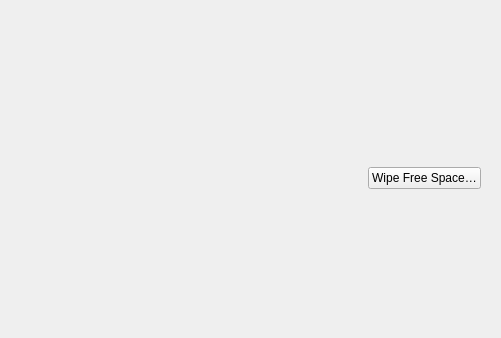
First picture: the form in shared/nexis/Pages/DiskTools/disk_tools_page.ui, repository s4solutionsllc/Nexis, before the edit; both pictures show x 524 to 1025 and y 0 to 338 of the 1025 by 736 pixel window.
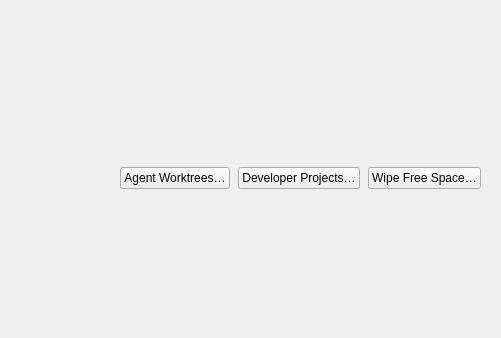
Second picture: the form after the edit.

Commit message: feat(cleaner): cleaning-profile safety policy + generated what-Nexis-touches page (SSO-27096) (#568)

What changed in the file:
```diff
--- a/shared/nexis/Pages/DiskTools/disk_tools_page.ui
+++ b/shared/nexis/Pages/DiskTools/disk_tools_page.ui
@@ -70,6 +70,16 @@
         </property>
        </spacer>
       </item>
+      <item>
+       <widget class="QPushButton" name="btnAgentWorktrees">
+        <property name="text"><string>Agent Worktrees…</string></property>
+       </widget>
+      </item>
+      <item>
+       <widget class="QPushButton" name="btnDevProjects">
+        <property name="text"><string>Developer Projects…</string></property>
+       </widget>
+      </item>
       <item>
        <widget class="QPushButton" name="btnWipeFreeSpace">
         <property name="text"><string>Wipe Free Space…</string></property>
```
The commit also changes 98 other files.
